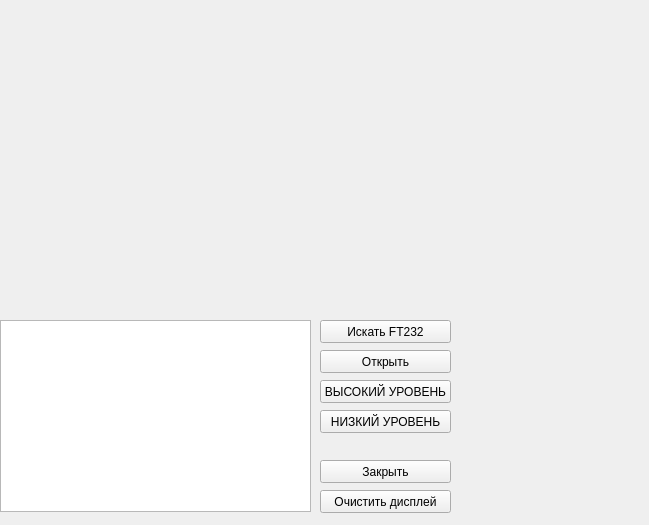
The window that widget.ui (leninec/ft232-simple-qt) describes before a commit, drawn with Qt 5.
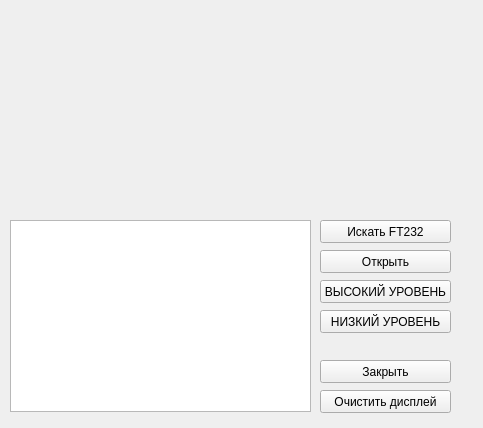
The same window after the commit.

What changed in the file:
```diff
--- a/widget.ui
+++ b/widget.ui
@@ -6,8 +6,8 @@
    <rect>
     <x>0</x>
     <y>0</y>
-    <width>649</width>
-    <height>525</height>
+    <width>483</width>
+    <height>428</height>
    </rect>
   </property>
   <property name="windowTitle">
@@ -16,9 +16,9 @@
   <widget class="QTextBrowser" name="textBrowser">
    <property name="geometry">
     <rect>
-     <x>0</x>
-     <y>320</y>
-     <width>311</width>
+     <x>10</x>
+     <y>220</y>
+     <width>301</width>
      <height>192</height>
     </rect>
    </property>
@@ -27,7 +27,7 @@
    <property name="geometry">
     <rect>
      <x>320</x>
-     <y>320</y>
+     <y>220</y>
      <width>131</width>
      <height>23</height>
     </rect>
@@ -40,7 +40,7 @@
    <property name="geometry">
     <rect>
      <x>320</x>
-     <y>350</y>
+     <y>250</y>
      <width>131</width>
      <height>23</height>
     </rect>
@@ -53,7 +53,7 @@
    <property name="geometry">
     <rect>
      <x>320</x>
-     <y>490</y>
+     <y>390</y>
      <width>131</width>
      <height>23</height>
     </rect>
@@ -66,7 +66,7 @@
    <property name="geometry">
     <rect>
      <x>320</x>
-     <y>460</y>
+     <y>360</y>
      <width>131</width>
      <height>23</height>
     </rect>
@@ -79,7 +79,7 @@
    <property name="geometry">
     <rect>
      <x>320</x>
-     <y>380</y>
+     <y>280</y>
      <width>131</width>
      <height>23</height>
     </rect>
@@ -92,7 +92,7 @@
    <property name="geometry">
     <rect>
      <x>320</x>
-     <y>410</y>
+     <y>310</y>
      <width>131</width>
      <height>23</height>
     </rect>
```
